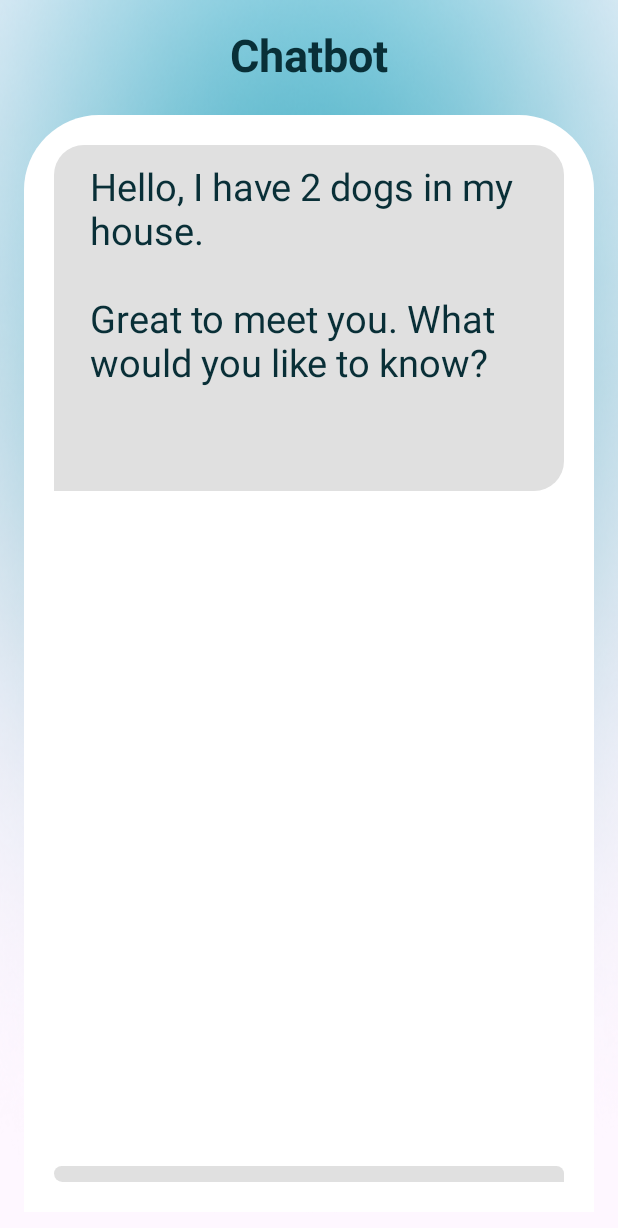
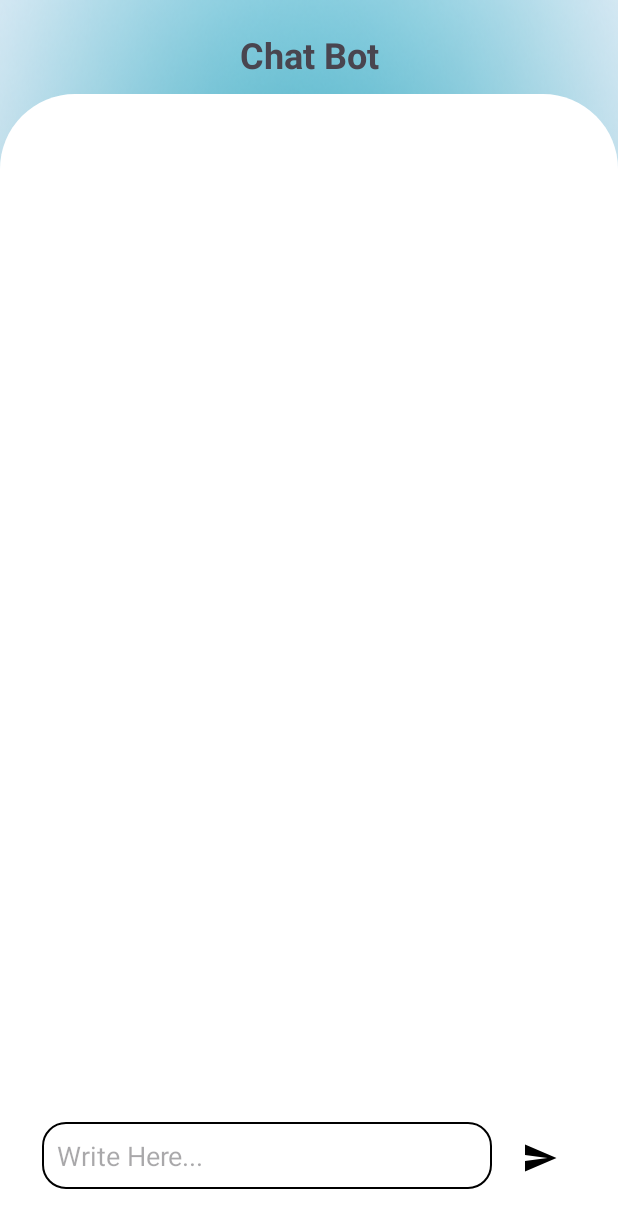
Before and after one commit to NadineMahmoud/Fundra_GraduationProject, an Android app: the Home screen opened directly, with no data from a screen before it, after a tap on an icon or button, on a phone screen of 412 x 824 dp. Shown: the top 1228 px of the screen. Run offline under Robolectric (Android 15) with nearby library versions, the phone set to English and light mode, and no system bars.

Commit message:
Fourth commit

```diff
--- a/app/build.gradle.kts
+++ b/app/build.gradle.kts
@@ -52,4 +52,5 @@ dependencies {
     androidTestImplementation(libs.androidx.junit)
     androidTestImplementation(libs.androidx.espresso.core)
     implementation(libs.generativeai)
+    implementation(libs.okhttp)
 }
--- /dev/null
+++ b/app/src/main/java/com/example/fundra/ChatBot.kt
@@ -0,0 +1,118 @@
+package com.example.fundra
+
+import MessageAdapter
+import android.os.Bundle
+import android.view.View
+import android.widget.EditText
+import android.widget.ImageButton
+import android.widget.TextView
+import androidx.appcompat.app.AppCompatActivity
+import androidx.recyclerview.widget.LinearLayoutManager
+import androidx.recyclerview.widget.RecyclerView
+import okhttp3.*
+import okhttp3.MediaType.Companion.toMediaType
+import okhttp3.RequestBody.Companion.toRequestBody
+import org.json.JSONException
+import org.json.JSONObject
+import java.io.IOException
+
+class ChatBot : AppCompatActivity() {
+    private val API_KEY = "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"
+    private lateinit var recyclerView: RecyclerView
+    private lateinit var welcomeText: TextView
+    private lateinit var messageEditText: EditText
+    private lateinit var sendButton: ImageButton
+    private lateinit var messageList: MutableList<Message>
+    private lateinit var messageAdapter: MessageAdapter
+    private val client = OkHttpClient()
+
+    override fun onCreate(savedInstanceState: Bundle?) {
+        super.onCreate(savedInstanceState)
+        setContentView(R.layout.activity_chat_bot)
+
+        messageList = ArrayList()
+        recyclerView = findViewById(R.id.recycler_view)
+        welcomeText = findViewById(R.id.chatT)
+        messageEditText = findViewById(R.id.message_edit_text)
+        sendButton = findViewById(R.id.send_bt)
+        messageAdapter = MessageAdapter(messageList)
+        recyclerView.adapter = messageAdapter
+
+        val layoutManager = LinearLayoutManager(this)
+        layoutManager.stackFromEnd = true
+        recyclerView.layoutManager = layoutManager
+
+        sendButton.setOnClickListener {
+            val question = messageEditText.text.toString().trim()
+            if (question.isNotEmpty()) {
+                addToChat(question, Message.SENT_BY_ME)
+                messageEditText.setText("")
+                callAPI(question)
+                welcomeText.visibility = View.GONE
+            }
+        }
+    }
+
+    private fun addToChat(message: String, sentBy: String) {
+        runOnUiThread {
+            messageList.add(Message(message, sentBy))
+            messageAdapter.notifyDataSetChanged()
+            recyclerView.smoothScrollToPosition(messageAdapter.itemCount)
+        }
+    }
+
+    private fun addResponse(response: String?) {
+        response?.let {
+            messageList.removeAt(messageList.size - 1)
+            addToChat(it, Message.SENT_BY_BOT)
+        }
+    }
+
+    private fun callAPI(question: String) {
+        messageList.add(Message("Typing...", Message.SENT_BY_BOT))
+        val jsonBody = JSONObject()
+        try {
+            jsonBody.put("model", "gpt-3.5-turbo")
+            jsonBody.put("messages", listOf(JSONObject().apply {
+                put("role", "user")
+                put("content", question)
+            }))
+            jsonBody.put("max_tokens", 4000)
+            jsonBody.put("temperature", 0)
+        } catch (e: JSONException) {
+            e.printStackTrace()
+        }
+
+        val body = jsonBody.toString().toRequestBody(JSON)
+        val request = Request.Builder()
+            .url("https://api.openai.com/v1/chat/completions")
+            .header("Authorization", "Bearer $API_KEY")
+            .header("Content-Type", "application/json")
+            .post(body)
+            .build()
+
+        client.newCall(request).enqueue(object : Callback {
+            override fun onFailure(call: Call, e: IOException) {
+                addResponse("Failed to load response: ${e.message}")
+            }
+
+            override fun onResponse(call: Call, response: Response) {
+                response.body?.string()?.let { responseBody ->
+                    try {
+                        val jsonObject = JSONObject(responseBody)
+                        val choices = jsonObject.getJSONArray("choices")
+                        val result = choices.getJSONObject(0).getJSONObject("message").getString("content")
+                        addResponse(result.trim())
+                    } catch (e: JSONException) {
+                        e.printStackTrace()
+                        addResponse("Error parsing response")
+                    }
+                } ?: addResponse("Empty response from server")
+            }
+        })
+    }
+
+    companion object {
+        private val JSON = "application/json; charset=utf-8".toMediaType()
+    }
+}
--- a/app/src/main/java/com/example/fundra/ChatBotGimini.kt
+++ /dev/null
@@ -1,63 +0,0 @@
-package com.example.fundra
-
-import android.os.Bundle
-import android.util.Log
-import android.view.View
-import android.widget.EditText
-import androidx.activity.enableEdgeToEdge
-import androidx.appcompat.app.AppCompatActivity
-import androidx.core.view.ViewCompat
-import androidx.core.view.WindowInsetsCompat
-import com.google.ai.client.generativeai.Chat
-import com.google.ai.client.generativeai.GenerativeModel
-import com.google.ai.client.generativeai.type.content
-import kotlinx.coroutines.MainScope
-import kotlinx.coroutines.launch
-class ChatBotGimini : AppCompatActivity() {
-
-    private lateinit var editTextInput: EditText
-    private lateinit var editTextOutput: EditText
-    private lateinit var chat: Chat
-    private var stringBuilder: StringBuilder = StringBuilder()
-
-    override fun onCreate(savedInstanceState: Bundle?) {
-        super.onCreate(savedInstanceState)
-        setContentView(R.layout.activity_chat_bot_gimini)
-
-        editTextInput = findViewById(R.id.editTextTextInput)
-        editTextOutput = findViewById(R.id.editTextTextOutput)
-
-        // إنشاء الموديل أول ما تفتح الشاشة
-        val generativeModel = GenerativeModel(
-            modelName = "gemini-pro",
-            apiKey = "AIzaSyCvyg7b0zNIf2PbMIC1FXRphrfA-MywDhQ"
-        )
-        chat = generativeModel.startChat(
-            history = listOf(
-                content(role = "user") { text("Hello, I have 2 dogs in my house.") },
-                content(role = "model") { text("Great to meet you. What would you like to know?") }
-            )
-        )
-
-        // إضافة الحوار الأول لمربع النص
-        stringBuilder.append("Hello, I have 2 dogs in my house.\n\n")
-        stringBuilder.append("Great to meet you. What would you like to know?\n\n")
-        editTextOutput.setText(stringBuilder.toString())
-    }
-
-    fun sendButton(view: View) {
-        val userInput = editTextInput.text.toString().trim()
-        if (userInput.isEmpty()) return // منع الإرسال الفارغ
-
-        stringBuilder.append("You: $userInput\n\n")
-        editTextOutput.setText(stringBuilder.toString())
-
-        MainScope().launch {
-            val result = chat.sendMessage(userInput)
-            stringBuilder.append("Bot: ${result.text}\n\n")
-            editTextOutput.setText(stringBuilder.toString())
-
-            editTextInput.setText("") // مسح حقل الإدخال بعد الإرسال
-        }
-    }
-}
--- a/app/src/main/java/com/example/fundra/Home.kt
+++ b/app/src/main/java/com/example/fundra/Home.kt
@@ -23,7 +23,7 @@ class Home : AppCompatActivity() {
             finish()
         }
         binding.companies.setOnClickListener{
-            val intent = Intent(this, ChatBotGimini::class.java)
+            val intent = Intent(this, ChatBot::class.java)
             startActivity(intent)
             finish()
         }
--- /dev/null
+++ b/app/src/main/res/drawable/is_send.xml
@@ -0,0 +1,13 @@
+<vector xmlns:android="http://schemas.android.com/apk/res/android"
+    android:autoMirrored="true"
+    android:width="24dp"
+    android:height="24dp"
+    android:viewportWidth="24"
+    android:viewportHeight="24"
+    android:tint="@android:color/black"
+    android:rotation="-45">
+
+    <path
+        android:fillColor="@android:color/black"
+        android:pathData="M2.01,21L23,12 2.01,3 2,10l15,2 -15,2z"/>
+</vector>
--- /dev/null
+++ b/app/src/main/res/drawable/rounded_corener.xml
@@ -0,0 +1,10 @@
+<?xml version="1.0" encoding="utf-8"?>
+<shape
+    android:shape="rectangle"
+    xmlns:android="http://schemas.android.com/apk/res/android">
+
+    <corners android:radius="15dp"/>
+    <stroke android:width="1dp"/>
+    <solid android:color="@color/white"/>
+
+</shape>
--- /dev/null
+++ b/app/src/main/res/layout/activity_chat_bot.xml
@@ -0,0 +1,79 @@
+<?xml version="1.0" encoding="utf-8"?>
+<androidx.constraintlayout.widget.ConstraintLayout
+    xmlns:android="http://schemas.android.com/apk/res/android"
+    xmlns:app="http://schemas.android.com/apk/res-auto"
+    xmlns:tools="http://schemas.android.com/tools"
+    android:id="@+id/main"
+    android:layout_width="match_parent"
+    android:layout_height="match_parent"
+    tools:context=".ChatBot"
+    android:background="@drawable/main_bg">
+
+    <TextView
+        android:id="@+id/chatT"
+        android:layout_width="wrap_content"
+        android:layout_height="wrap_content"
+        android:text="Chat Bot"
+        android:textSize="24sp"
+        android:textStyle="bold"
+        app:layout_constraintTop_toTopOf="parent"
+        app:layout_constraintStart_toStartOf="parent"
+        app:layout_constraintEnd_toEndOf="parent"
+        android:layout_marginTop="20dp"/>
+
+    <FrameLayout
+        android:id="@+id/chat_container"
+        android:layout_width="match_parent"
+        android:layout_height="0dp"
+        app:layout_constraintTop_toBottomOf="@id/chatT"
+        app:layout_constraintBottom_toBottomOf="parent"
+        app:layout_constraintStart_toStartOf="parent"
+        app:layout_constraintEnd_toEndOf="parent"
+        android:layout_marginTop="10dp">
+
+        <LinearLayout
+            android:layout_width="match_parent"
+            android:layout_height="match_parent"
+            android:orientation="vertical"
+            android:background="@drawable/frame"
+            android:padding="20dp">
+
+            <androidx.recyclerview.widget.RecyclerView
+                android:id="@+id/recycler_view"
+                android:layout_width="match_parent"
+                android:layout_height="0dp"
+                android:layout_weight="1"/>
+
+            <RelativeLayout
+                android:id="@+id/bottom_layout"
+                android:layout_width="match_parent"
+                android:layout_height="wrap_content"
+                android:padding="8dp"
+                android:layout_marginTop="10dp">
+
+                <EditText
+                    android:id="@+id/message_edit_text"
+                    android:layout_width="0dp"
+                    android:layout_height="wrap_content"
+                    android:hint="Write Here..."
+                    android:padding="10dp"
+                    android:background="@drawable/rounded_corener"
+                    android:layout_toStartOf="@id/send_bt"
+                    android:layout_alignParentStart="true"
+                    android:layout_marginEnd="8dp"/>
+
+                <ImageButton
+                    android:id="@+id/send_bt"
+                    android:layout_width="48dp"
+                    android:layout_height="48dp"
+                    android:src="@drawable/is_send"
+                    android:background="?attr/selectableItemBackgroundBorderless"
+                    android:layout_alignParentEnd="true"/>
+
+            </RelativeLayout>
+
+        </LinearLayout>
+
+    </FrameLayout>
+
+</androidx.constraintlayout.widget.ConstraintLayout>
--- a/app/src/main/res/layout/activity_chat_bot_gimini.xml
+++ /dev/null
@@ -1,95 +0,0 @@
-<?xml version="1.0" encoding="utf-8"?>
-<androidx.constraintlayout.widget.ConstraintLayout
-    xmlns:android="http://schemas.android.com/apk/res/android"
-    xmlns:app="http://schemas.android.com/apk/res-auto"
-    xmlns:tools="http://schemas.android.com/tools"
-    android:layout_width="match_parent"
-    android:layout_height="match_parent"
-    android:background="@drawable/main_bg"
-    tools:context=".ChatBotGimini">
-
-    <androidx.constraintlayout.widget.ConstraintLayout
-        android:layout_width="match_parent"
-        android:layout_height="match_parent"
-        android:padding="16dp">
-
-        <!-- Title TextView -->
-        <TextView
-            android:id="@+id/chat"
-            android:layout_width="wrap_content"
-            android:layout_height="wrap_content"
-            android:text="Chatbot"
-            android:textColor="@color/black1"
-            android:fontFamily="sans-serif"
-            android:textStyle="bold"
-            android:textSize="30sp"
-            android:gravity="center"
-            app:layout_constraintStart_toStartOf="parent"
-            app:layout_constraintTop_toTopOf="parent"
-            app:layout_constraintEnd_toEndOf="parent"/>
-
-        <!-- Chat Frame Layout -->
-        <FrameLayout
-            android:layout_width="match_parent"
-            android:layout_height="0dp"
-            android:background="@drawable/frame"
-            android:layout_marginTop="20dp"
-            app:layout_constraintTop_toBottomOf="@id/chat"
-            app:layout_constraintBottom_toBottomOf="parent"
-            app:layout_constraintStart_toStartOf="parent"
-            app:layout_constraintEnd_toEndOf="parent">
-
-            <LinearLayout
-                android:layout_width="match_parent"
-                android:layout_height="match_parent"
-                android:orientation="vertical"
-                android:padding="20dp"
-                android:gravity="center_horizontal">
-
-                <!-- Output EditText (Chat display) -->
-                <EditText
-                    android:id="@+id/editTextTextOutput"
-                    android:layout_width="match_parent"
-                    android:layout_height="wrap_content"
-                    android:textColor="@color/black1"
-                    android:inputType="textMultiLine"
-                    android:fontFamily="sans-serif"
-                    android:textSize="25sp"
-                    android:background="@drawable/messege"
-                    android:hint="@string/output_displayed_here"
-                    android:layout_marginTop="0dp"
-                    android:layout_marginBottom="0dp"
-                    android:focusable="false"
-                    android:cursorVisible="false"/>
-
-                <!-- Input EditText (User Input) -->
-                <EditText
-                    android:id="@+id/editTextTextInput"
-                    android:layout_width="match_parent"
-                    android:layout_height="wrap_content"
-                    android:hint="Ask Fundra..."
-                    android:gravity="start|top"
-                    android:inputType="textMultiLine"
-                    android:layout_marginTop="450dp"
-                    android:padding="10dp"
-                    android:background="@drawable/messege_right"/>
-
-                <!-- Send Button -->
-                <Button
-                    android:id="@+id/button"
-                    android:layout_width="match_parent"
-                    android:layout_height="wrap_content"
-                    android:text="Send"
-                    android:textSize="20sp"
-                    android:background="@drawable/sign_btn"
-                    app:backgroundTint="@null"
-                    android:onClick="sendButton"
-                    android:layout_marginTop="10dp"
-                    android:padding="10dp"/>
-
-
-            </LinearLayout>
-        </FrameLayout>
-    </androidx.constraintlayout.widget.ConstraintLayout>
-
-</androidx.constraintlayout.widget.ConstraintLayout>
--- a/app/src/main/res/layout/activity_sign_in.xml
+++ b/app/src/main/res/layout/activity_sign_in.xml
@@ -84,6 +84,7 @@
                 android:id="@+id/passwordLayout"
                 android:layout_width="match_parent"
                 android:layout_height="wrap_content"
+                app:passwordToggleEnabled ="true"
                 android:layout_marginTop="20dp">
 
                 <com.google.android.material.textfield.TextInputEditText
--- a/app/src/main/res/layout/activity_sign_up.xml
+++ b/app/src/main/res/layout/activity_sign_up.xml
@@ -90,6 +90,7 @@
                 android:id="@+id/passwordLayout"
                 android:layout_width="match_parent"
                 android:layout_height="wrap_content"
+                app:passwordToggleEnabled ="true"
                 android:layout_marginTop="20dp">
 
                 <com.google.android.material.textfield.TextInputEditText
@@ -99,6 +100,7 @@
                     android:background="@drawable/signupbox"
                     android:hint="Enter Your Password"
                     android:inputType="textPassword"
+
                     android:fontFamily="sans-serif"
                     android:textFontWeight="600"
                     app:hintTextColor="@color/white"
--- a/gradle/libs.versions.toml
+++ b/gradle/libs.versions.toml
@@ -12,6 +12,7 @@ constraintlayout = "2.2.1"
 googleGmsGoogleServices = "4.4.2"
 firebaseAuth = "23.0.0"
 generativeai = "0.9.0"
+okhttp = "4.11.0"
 
 [libraries]
 androidx-core-ktx = { group = "androidx.core", name = "core-ktx", version.ref = "coreKtx" }
@@ -23,6 +24,7 @@ material = { group = "com.google.android.material", name = "material", version.r
 androidx-activity = { group = "androidx.activity", name = "activity", version.ref = "activity" }
 androidx-constraintlayout = { group = "androidx.constraintlayout", name = "constraintlayout", version.ref = "constraintlayout" }
 firebase-auth = { group = "com.google.firebase", name = "firebase-auth", version.ref = "firebaseAuth" }
+okhttp = { module = "com.squareup.okhttp3:okhttp", version.ref = "okhttp" }
 x-x-x = { module = "com.google.ai.client.generativeai:1.0.0" }
 generativeai = { group = "com.google.ai.client.generativeai", name = "generativeai", version.ref = "generativeai" }
 
```
Also changed, not shown: app/src/main/AndroidManifest.xml (+7 -1 lines), app/src/main/java/MessegeAdapter.kt (added, +40 -0 lines), app/src/main/java/com/example/fundra/Messege.kt (added, +11 -0 lines), app/src/main/java/com/example/fundra/OTP.kt (added, +20 -0 lines), app/src/main/res/layout/activity_otp.xml (added, +123 -0 lines), app/src/main/res/layout/chat_item.xml (added, +45 -0 lines), app/src/main/res/drawable/otp.png (added).
